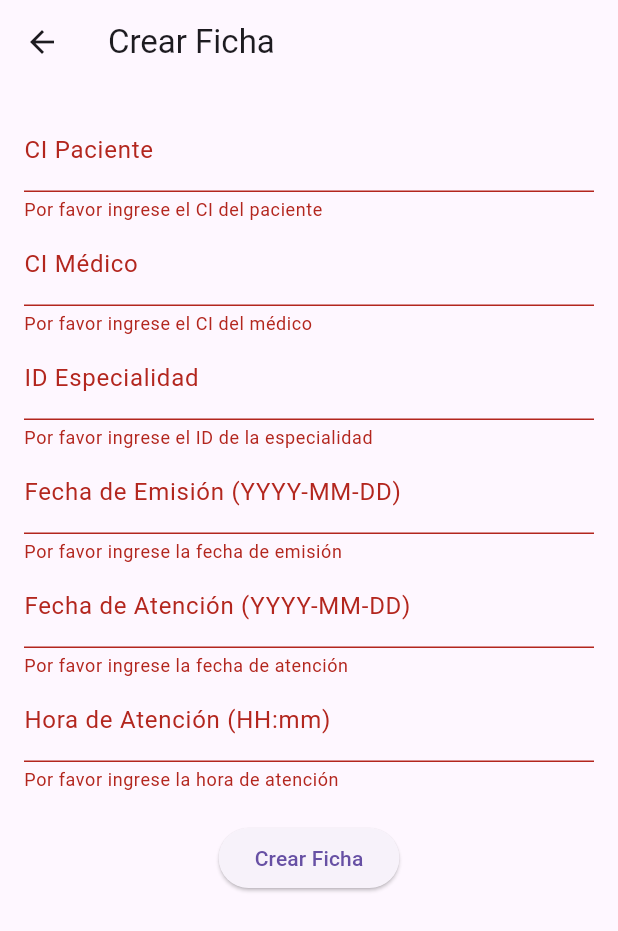
After one commit to Y2ktorrez/mobile_hospital, a Flutter app: the CreateFichaScreen screen opened directly, after a tap on "Crear Ficha", on a phone screen of 412 x 824 dp. The commit adds this screen. Shown: the top 931 px of the screen. Run offline on Flutter 3.47's test engine with Material 3 defaults, Android fonts, the phone set to English and light mode, and no system bars; our stand-ins replace flutter_secure_storage; missing offline and left inert: custom_clippers; accounts and stored records are empty.

Commit message:
crear ficha

```diff
--- /dev/null
+++ b/lib/models/ficha_model.dart
@@ -0,0 +1,46 @@
+class FichaDto {
+  final DateTime fechaEmision;
+  final DateTime fechaAtencion;
+  final String horaAtencion;  // Usar String para la hora en formato "HH:mm"
+  final int ciPaciente;
+  final int ciMedico;
+  final int idEspecialidad;
+
+  FichaDto({
+    required this.fechaEmision,
+    required this.fechaAtencion,
+    required this.horaAtencion,
+    required this.ciPaciente,
+    required this.ciMedico,
+    required this.idEspecialidad,
+  });
+
+  // Método para convertir el objeto a un JSON
+  Map<String, dynamic> toJson() {
+    return {
+      'fechaEmision': _formatDate(fechaEmision),
+      'fechaAtencion': _formatDate(fechaAtencion),
+      'horaAtencion': horaAtencion,  // Se espera una cadena en formato "HH:mm"
+      'ci_paciente': ciPaciente,
+      'ci_medico': ciMedico,
+      'id_especialidad': idEspecialidad,
+    };
+  }
+
+  // Método para formatear las fechas en "YYYY-MM-DD"
+  String _formatDate(DateTime date) {
+    return "${date.year}-${date.month.toString().padLeft(2, '0')}-${date.day.toString().padLeft(2, '0')}";
+  }
+
+  // Método para crear un objeto FichaDto desde un JSON
+  factory FichaDto.fromJson(Map<String, dynamic> json) {
+    return FichaDto(
+      fechaEmision: DateTime.parse(json['fechaEmision']),
+      fechaAtencion: DateTime.parse(json['fechaAtencion']),
+      horaAtencion: json['horaAtencion'],  // Se espera que sea un string como "14:30"
+      ciPaciente: json['ci_paciente'],
+      ciMedico: json['ci_medico'],
+      idEspecialidad: json['id_especialidad'],
+    );
+  }
+}
--- /dev/null
+++ b/lib/screens/ficha_screen.dart
@@ -0,0 +1,145 @@
+import 'package:flutter/material.dart';
+import 'package:hospital/models/ficha_model.dart';
+import 'package:hospital/services/ficha_service.dart';
+
+class CreateFichaScreen extends StatefulWidget {
+  @override
+  _CreateFichaScreenState createState() => _CreateFichaScreenState();
+}
+
+class _CreateFichaScreenState extends State<CreateFichaScreen> {
+  final _formKey = GlobalKey<FormState>();
+  final FichaService _fichaService = FichaService();
+
+  DateTime? fechaEmision;
+  DateTime? fechaAtencion;
+  String? horaAtencion;
+  int? ciPaciente;
+  int? ciMedico;
+  int? idEspecialidad;
+
+  @override
+  Widget build(BuildContext context) {
+    return Scaffold(
+      appBar: AppBar(
+        title: Text("Crear Ficha"),
+      ),
+      body: Padding(
+        padding: const EdgeInsets.all(16.0),
+        child: Form(
+          key: _formKey,
+          child: Column(
+            children: [
+              TextFormField(
+                decoration: InputDecoration(labelText: "CI Paciente"),
+                keyboardType: TextInputType.number,
+                validator: (value) {
+                  if (value == null || value.isEmpty) {
+                    return 'Por favor ingrese el CI del paciente';
+                  }
+                  return null;
+                },
+                onSaved: (value) {
+                  ciPaciente = int.tryParse(value!);
+                },
+              ),
+              TextFormField(
+                decoration: InputDecoration(labelText: "CI Médico"),
+                keyboardType: TextInputType.number,
+                validator: (value) {
+                  if (value == null || value.isEmpty) {
+                    return 'Por favor ingrese el CI del médico';
+                  }
+                  return null;
+                },
+                onSaved: (value) {
+                  ciMedico = int.tryParse(value!);
+                },
+              ),
+              TextFormField(
+                decoration: InputDecoration(labelText: "ID Especialidad"),
+                keyboardType: TextInputType.number,
+                validator: (value) {
+                  if (value == null || value.isEmpty) {
+                    return 'Por favor ingrese el ID de la especialidad';
+                  }
+                  return null;
+                },
+                onSaved: (value) {
+                  idEspecialidad = int.tryParse(value!);
+                },
+              ),
+              TextFormField(
+                decoration: InputDecoration(labelText: "Fecha de Emisión (YYYY-MM-DD)"),
+                validator: (value) {
+                  if (value == null || value.isEmpty) {
+                    return 'Por favor ingrese la fecha de emisión';
+                  }
+                  return null;
+                },
+                onSaved: (value) {
+                  fechaEmision = DateTime.tryParse(value!);
+                },
+              ),
+              TextFormField(
+                decoration: InputDecoration(labelText: "Fecha de Atención (YYYY-MM-DD)"),
+                validator: (value) {
+                  if (value == null || value.isEmpty) {
+                    return 'Por favor ingrese la fecha de atención';
+                  }
+                  return null;
+                },
+                onSaved: (value) {
+                  fechaAtencion = DateTime.tryParse(value!);
+                },
+              ),
+              TextFormField(
+                decoration: InputDecoration(labelText: "Hora de Atención (HH:mm)"),
+                validator: (value) {
+                  if (value == null || value.isEmpty) {
+                    return 'Por favor ingrese la hora de atención';
+                  }
+                  return null;
+                },
+                onSaved: (value) {
+                  horaAtencion = value;
+                },
+              ),
+              SizedBox(height: 20),
+              ElevatedButton(
+                onPressed: () {
+                  if (_formKey.currentState!.validate()) {
+                    _formKey.currentState!.save();
+                    _createFicha();
+                  }
+                },
+                child: Text("Crear Ficha"),
+              ),
+            ],
+          ),
+        ),
+      ),
+    );
+  }
+
+  Future<void> _createFicha() async {
+    if (fechaEmision != null && fechaAtencion != null && horaAtencion != null && ciPaciente != null && ciMedico != null && idEspecialidad != null) {
+      FichaDto fichaDto = FichaDto(
+        fechaEmision: fechaEmision!,
+        fechaAtencion: fechaAtencion!,
+        horaAtencion: horaAtencion!,
+        ciPaciente: ciPaciente!,
+        ciMedico: ciMedico!,
+        idEspecialidad: idEspecialidad!,
+      );
+
+      try {
+        await _fichaService.createFicha(fichaDto);
+        ScaffoldMessenger.of(context).showSnackBar(SnackBar(content: Text("Ficha creada exitosamente")));
+    Navigator.pop(context); // Regresar a la pantalla anterior
+    } catch (e) {
+    ScaffoldMessenger.of(context).showSnackBar(SnackBar(content: Text("Error al crear la ficha: $e")));
+    }
+  }
+  }
+}
--- /dev/null
+++ b/lib/services/ficha_service.dart
@@ -0,0 +1,36 @@
+import 'dart:convert';
+import 'package:hospital/models/ficha_model.dart';
+import 'package:http/http.dart' as http;
+import 'auth_service.dart';
+
+class FichaService {
+  final String baseUrl = 'http://192.168.0.15:2424/ficha/create';
+  final AuthService authService = AuthService();
+
+  Future<void> createFicha(FichaDto fichaDto) async {
+    final token = await authService.getToken();
+    if (token == null) {
+      // Redirigir a la pantalla de login si no hay token
+      throw Exception("No se encontró el token. El usuario no está autenticado.");
+    }
+
+    final headers = {
+      'Content-Type': 'application/json',
+      'Authorization': 'Bearer $token',
+    };
+
+    final response = await http.post(
+      Uri.parse(baseUrl),
+      headers: headers,
+      body: jsonEncode(fichaDto.toJson()), // Aquí se convierte el objeto FichaDto a JSON
+    );
+
+    if (response.statusCode == 200 || response.statusCode == 201) {
+      print('Ficha creada exitosamente');
+    } else if (response.statusCode == 401) {
+      throw Exception('Token expirado o inválido');
+    } else {
+      throw Exception('Error al crear la ficha: ${response.body}');
+    }
+  }
+}
--- a/pubspec.yaml
+++ b/pubspec.yaml
@@ -39,6 +39,7 @@ dependencies:
   shared_preferences: ^2.0.7
   http: ^0.13.3
   flutter_secure_storage: ^8.0.0
+  jwt_decoder: ^2.0.1
 
 dev_dependencies:
   flutter_test:
```
Also changed, not shown: lib/services/auth_service.dart (+8 -17 lines), lib/widgets/upcoming_schedule.dart (+6 -3 lines), pubspec.lock.
